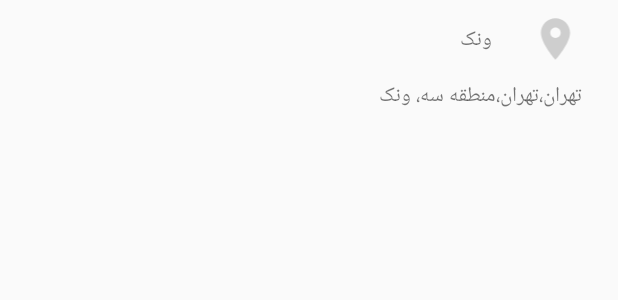
After one commit to amirmirzaee/DriverApp, an Android app: the layout search_city_layout.xml on its own in the app's theme, with its tools: preview values and no code run, on a phone screen of 412 x 824 dp. The commit adds this screen. Shown: the top 300 px of the screen. Run offline under Robolectric (Android 15) with nearby library versions, the phone set to English and light mode, and no system bars.

```diff
--- a/app/build.gradle
+++ b/app/build.gradle
@@ -24,7 +24,5 @@ dependencies {
     implementation 'com.android.support.constraint:constraint-layout:1.1.0'
     implementation 'com.google.android.gms:play-services-maps:15.0.1'
     implementation 'com.android.support:design:27.1.1'
-    testImplementation 'junit:junit:4.12'
-    androidTestImplementation 'com.android.support.test:runner:1.0.2'
-    androidTestImplementation 'com.android.support.test.espresso:espresso-core:3.0.2'
+
 }
--- /dev/null
+++ b/app/src/main/res/drawable/ic_room_black_24dp.xml
@@ -0,0 +1,5 @@
+<vector android:height="24dp" android:tint="#CECECE"
+    android:viewportHeight="24.0" android:viewportWidth="24.0"
+    android:width="24dp" xmlns:android="http://schemas.android.com/apk/res/android">
+    <path android:fillColor="#FF000000" android:pathData="M12,2C8.13,2 5,5.13 5,9c0,5.25 7,13 7,13s7,-7.75 7,-13c0,-3.87 -3.13,-7 -7,-7zM12,11.5c-1.38,0 -2.5,-1.12 -2.5,-2.5s1.12,-2.5 2.5,-2.5 2.5,1.12 2.5,2.5 -1.12,2.5 -2.5,2.5z"/>
+</vector>
--- /dev/null
+++ b/app/src/main/res/layout/search_city_layout.xml
@@ -0,0 +1,57 @@
+<?xml version="1.0" encoding="utf-8"?>
+<android.support.constraint.ConstraintLayout
+    xmlns:android="http://schemas.android.com/apk/res/android"
+    xmlns:app="http://schemas.android.com/apk/res-auto"
+    xmlns:tools="http://schemas.android.com/tools"
+    android:padding="8dp"
+    android:orientation="vertical"
+    android:layout_width="match_parent"
+    android:layout_height="100dp">
+
+    <TextView
+
+        android:id="@+id/cityName"
+        android:layout_width="320dp"
+        android:layout_height="wrap_content"
+        android:layout_marginBottom="8dp"
+        android:layout_marginStart="8dp"
+        android:layout_marginTop="8dp"
+        android:gravity="center_vertical"
+        android:layoutDirection="rtl"
+        android:padding="8dp"
+        android:text="ونک"
+        app:layout_constraintBottom_toTopOf="@+id/cityDitail"
+        app:layout_constraintStart_toStartOf="parent"
+        app:layout_constraintTop_toTopOf="parent"
+        tools:ignore="MissingConstraints" />
+
+    <TextView
+        android:id="@+id/cityDitail"
+        android:layout_width="match_parent"
+        android:layout_height="wrap_content"
+        android:layout_marginBottom="8dp"
+        android:layout_marginEnd="8dp"
+        android:layout_marginStart="8dp"
+        android:padding="8dp"
+        android:text="تهران،تهران،منطقه سه، ونک"
+        app:layout_constraintBottom_toBottomOf="parent"
+        app:layout_constraintEnd_toEndOf="parent"
+        app:layout_constraintStart_toStartOf="parent"
+        tools:ignore="MissingConstraints" />
+
+    <ImageView
+        android:id="@+id/imageView4"
+        android:layout_width="34dp"
+        android:layout_height="33dp"
+        android:layout_marginBottom="8dp"
+        android:layout_marginEnd="8dp"
+        android:layout_marginStart="8dp"
+        android:layout_marginTop="8dp"
+        app:layout_constraintBottom_toTopOf="@+id/cityDitail"
+        app:layout_constraintEnd_toEndOf="parent"
+        app:layout_constraintStart_toEndOf="@+id/cityName"
+        app:layout_constraintTop_toTopOf="parent"
+        app:srcCompat="@drawable/ic_room_black_24dp"
+        tools:ignore="MissingConstraints,VectorDrawableCompat" />
+
+</android.support.constraint.ConstraintLayout>
--- a/app/src/main/res/layout/toolbar_action.xml
+++ b/app/src/main/res/layout/toolbar_action.xml
@@ -11,7 +11,8 @@ android:layout_height="wrap_content">
     android:background="?attr/colorPrimary"
     android:layout_width="match_parent"
         android:layout_height="?attr/actionBarSize">
-        <SearchView
+        <EditText
+            android:id="@+id/citysearch"
             android:background="#fff"
             android:layout_width="280dp"
             android:layout_height="40dp" />
--- a/app/src/main/res/values/strings.xml
+++ b/app/src/main/res/values/strings.xml
@@ -12,4 +12,5 @@
     <string name="nav_header_desc">Navigation header</string>
     <string name="action_settings">Settings</string>
     <string name="show_Traffic">نمایش ترافیک</string>
+
 </resources>
```
Also changed, not shown: app/src/main/AndroidManifest.xml (+8 -2 lines), app/src/main/java/com/example/user/driverapp/MainActivity.java (+165 -82 lines), app/src/main/java/com/example/user/driverapp/SearchActivity.java (added, +133 -0 lines), app/src/main/java/com/example/user/driverapp/searchCityAdapter.java (added, +60 -0 lines), app/src/main/res/layout/activity_search.xml (added, +72 -0 lines).
